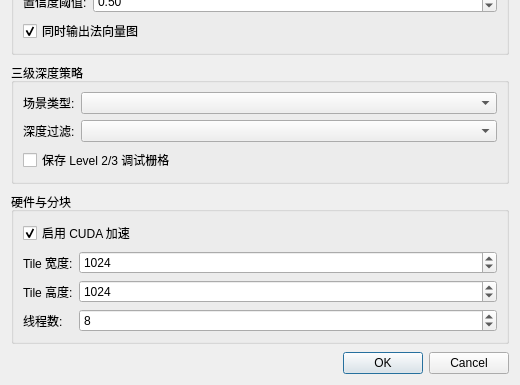
Before: the Qt Designer form src/gui/dialogs/DepthMapEstimateDialog.ui in guderianXu/plascan, drawn with Qt 5; both pictures show x 0 to 520 and y 448 to 833 of the 520 by 833 pixel window.
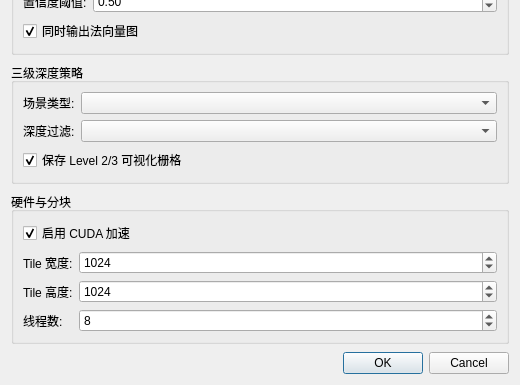
After: the same form once the commit is applied.

```diff
--- a/src/gui/dialogs/DepthMapEstimateDialog.ui
+++ b/src/gui/dialogs/DepthMapEstimateDialog.ui
@@ -444,7 +444,10 @@
          <string>额外保存 Level 3 粗层和 Level 2 中层的原始深度与置信度，仅用于质量诊断；会增加磁盘占用。</string>
         </property>
         <property name="text">
-         <string>保存 Level 2/3 调试栅格</string>
+         <string>保存 Level 2/3 可视化栅格</string>
+        </property>
+        <property name="checked">
+         <bool>true</bool>
         </property>
        </widget>
       </item>
```
Left out of the diff: 2 changed lines with no effect on the pictures.
